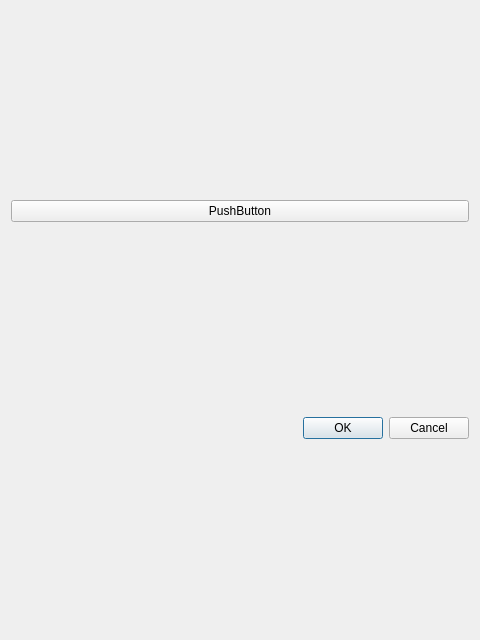
HuangHuafeng/repeat, file studywindow.ui: the form before one commit.
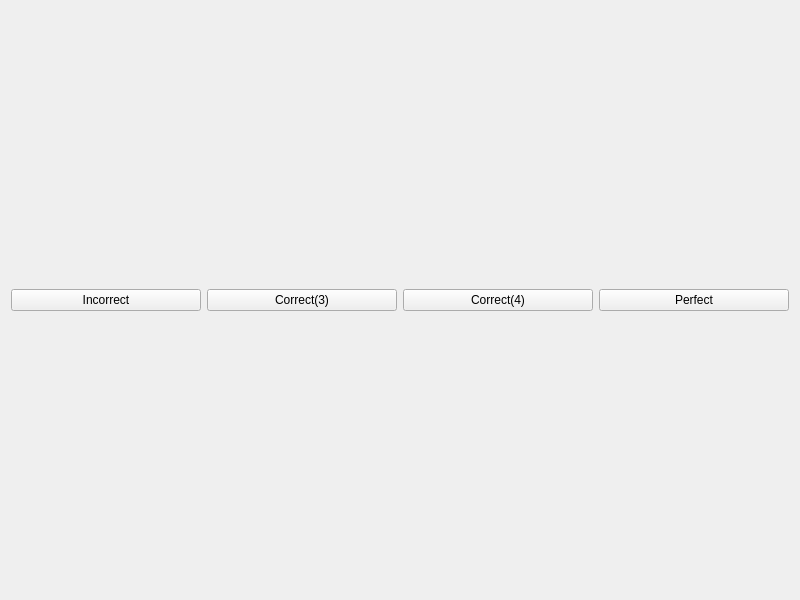
The form after the commit.

The edit to the form file:
```diff
--- a/studywindow.ui
+++ b/studywindow.ui
@@ -9,8 +9,8 @@
    <rect>
     <x>0</x>
     <y>0</y>
-    <width>480</width>
-    <height>640</height>
+    <width>800</width>
+    <height>600</height>
    </rect>
   </property>
   <property name="windowTitle">
@@ -24,21 +24,48 @@
     <layout class="QVBoxLayout" name="vlDefinition"/>
    </item>
    <item>
-    <widget class="QPushButton" name="pushButton">
-     <property name="text">
-      <string>PushButton</string>
-     </property>
-    </widget>
-   </item>
-   <item>
-    <widget class="QDialogButtonBox" name="buttonBox">
-     <property name="orientation">
-      <enum>Qt::Horizontal</enum>
-     </property>
-     <property name="standardButtons">
-      <set>QDialogButtonBox::Cancel|QDialogButtonBox::Ok</set>
-     </property>
-    </widget>
+    <layout class="QHBoxLayout" name="horizontalLayout">
+     <item>
+      <widget class="QPushButton" name="pushIncorrect">
+       <property name="text">
+        <string>Incorrect</string>
+       </property>
+       <property name="autoDefault">
+        <bool>false</bool>
+       </property>
+      </widget>
+     </item>
+     <item>
+      <widget class="QPushButton" name="pushCorrect3">
+       <property name="text">
+        <string>Correct(3)</string>
+       </property>
+       <property name="autoDefault">
+        <bool>false</bool>
+       </property>
+      </widget>
+     </item>
+     <item>
+      <widget class="QPushButton" name="pushCorrect">
+       <property name="text">
+        <string>Correct(4)</string>
+       </property>
+       <property name="autoDefault">
+        <bool>false</bool>
+       </property>
+      </widget>
+     </item>
+     <item>
+      <widget class="QPushButton" name="pushPerfect">
+       <property name="text">
+        <string>Perfect</string>
+       </property>
+       <property name="autoDefault">
+        <bool>false</bool>
+       </property>
+      </widget>
+     </item>
+    </layout>
    </item>
   </layout>
  </widget>
```
Left out of the diff: 35 changed lines with no effect on the pictures.
